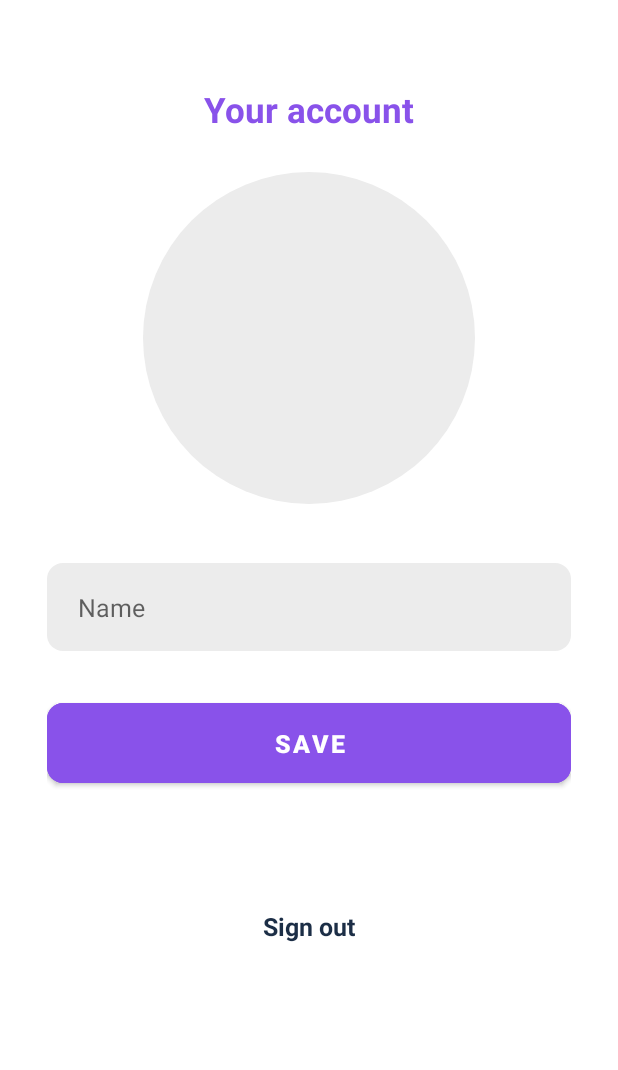
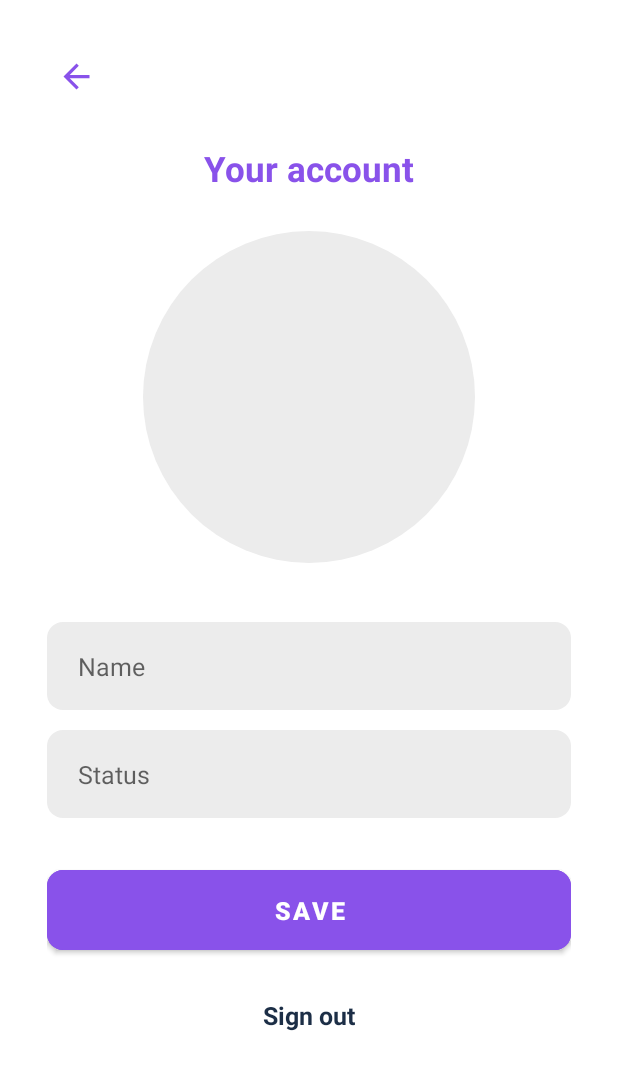
Before and after one commit to MeenakshiKathiresan/lets-chat, an Android app: the ProfileActivity screen opened directly, with no data from a screen before it, on a phone screen of 412 x 824 dp. Shown: the top 1070 px of the screen. Run offline under Robolectric (Android 15) with nearby library versions, the phone set to English and light mode, and no system bars; our stand-ins replace Firebase (no records; nobody signed in at launch, a user with empty details on screens opened directly), sdp/ssp sizes; plain views replace RoundedImageView; 2 statements that could not run were skipped.

Commit message:
status added

```diff
--- a/app/src/main/java/com/example/letschat/activities/ChatActivity.java
+++ b/app/src/main/java/com/example/letschat/activities/ChatActivity.java
@@ -49,8 +49,6 @@ public class ChatActivity extends AppCompatActivity {
         loadReceiverDetails();
         init();
         listenMessages();
-
-
     }
 
     private void init() {
--- a/app/src/main/java/com/example/letschat/activities/ProfileActivity.java
+++ b/app/src/main/java/com/example/letschat/activities/ProfileActivity.java
@@ -48,6 +48,7 @@ public class ProfileActivity extends AppCompatActivity {
         binding.textSignOut.setOnClickListener(v -> signOut());
         binding.imageProfile.setOnClickListener(v -> updateProfilePicture());
         binding.buttonSave.setOnClickListener(v -> saveAndExit());
+        binding.imageBack.setOnClickListener(v -> onBackPressed());
     }
 
     private void showToast(String message){
@@ -91,9 +92,11 @@ public class ProfileActivity extends AppCompatActivity {
 
         preferenceManager.putString(Constants.KEY_NAME, binding.inputName.getText().toString());
         preferenceManager.putString(Constants.KEY_IMAGE, encodedImage);
+        preferenceManager.putString(Constants.KEY_STATUS, binding.status.getText().toString());
 
         user.put(Constants.KEY_NAME, binding.inputName.getText().toString());
         user.put(Constants.KEY_IMAGE, encodedImage);
+        user.put(Constants.KEY_STATUS, binding.status.getText().toString());
 
         database.collection(Constants.KEY_COLLECTION_USERS)
                 .document(preferenceManager.getString(Constants.KEY_USER_ID))
@@ -125,6 +128,7 @@ public class ProfileActivity extends AppCompatActivity {
         binding.imageProfile.setImageBitmap(bitmap);
 
         binding.inputName.setText(preferenceManager.getString(Constants.KEY_NAME));
+        binding.status.setText(preferenceManager.getString(Constants.KEY_STATUS));
     }
 
     private void signOut(){
--- a/app/src/main/java/com/example/letschat/activities/SignInActivity.java
+++ b/app/src/main/java/com/example/letschat/activities/SignInActivity.java
@@ -62,6 +62,7 @@ public class SignInActivity extends AppCompatActivity {
                        preferenceManager.putBoolean(Constants.KEY_IS_SIGNED_IN, true);
                        preferenceManager.putString(Constants.KEY_USER_ID, documentSnapshot.getId());
                        preferenceManager.putString(Constants.KEY_NAME, documentSnapshot.getString(Constants.KEY_NAME));
+                       preferenceManager.putString(Constants.KEY_STATUS, documentSnapshot.getString(Constants.KEY_STATUS));
                        preferenceManager.putString(Constants.KEY_IMAGE, documentSnapshot.getString(Constants.KEY_IMAGE));
 
                        Intent intent = new Intent(getApplicationContext(), MainActivity.class);
--- a/app/src/main/java/com/example/letschat/activities/SignUpActivity.java
+++ b/app/src/main/java/com/example/letschat/activities/SignUpActivity.java
@@ -67,10 +67,13 @@ public class SignUpActivity extends AppCompatActivity {
         loading(true);
         FirebaseFirestore database = FirebaseFirestore.getInstance();
         HashMap<String, Object> user = new HashMap<>();
+
+        String defaultStatus = "Hey there! Let's chat..";
         user.put(Constants.KEY_NAME, binding.inputName.getText().toString());
         user.put(Constants.KEY_EMAIL, binding.inputEmail.getText().toString());
         user.put(Constants.KEY_PASSWORD, binding.inputPassword.getText().toString());
         user.put(Constants.KEY_IMAGE, encodedImage);
+        user.put(Constants.KEY_STATUS, defaultStatus);
         database.collection(Constants.KEY_COLLECTION_USERS).add(user)
                 .addOnSuccessListener(documentReference -> {
                     loading(false);
@@ -78,6 +81,7 @@ public class SignUpActivity extends AppCompatActivity {
                     preferenceManager.putString(Constants.KEY_USER_ID, documentReference.getId());
                     preferenceManager.putString(Constants.KEY_NAME, binding.inputName.getText().toString());
                     preferenceManager.putString(Constants.KEY_IMAGE, encodedImage);
+                    preferenceManager.putString(Constants.KEY_STATUS, defaultStatus);
 
                     Intent intent = new Intent(getApplicationContext(), MainActivity.class);
                     intent.addFlags(Intent.FLAG_ACTIVITY_NEW_TASK | Intent.FLAG_ACTIVITY_CLEAR_TASK);
--- a/app/src/main/java/com/example/letschat/activities/UsersActivity.java
+++ b/app/src/main/java/com/example/letschat/activities/UsersActivity.java
@@ -57,6 +57,7 @@ public class UsersActivity extends AppCompatActivity implements UserListener {
                                 User user = new User();
                                 user.name = queryDocumentSnapshot.getString(Constants.KEY_NAME);
                                 user.email = queryDocumentSnapshot.getString(Constants.KEY_EMAIL);
+                                user.status = queryDocumentSnapshot.getString(Constants.KEY_STATUS);
                                 user.image = queryDocumentSnapshot.getString(Constants.KEY_IMAGE);
                                 user.token = queryDocumentSnapshot.getString(Constants.KEY_FCM_TOKEN);
                                 user.id = queryDocumentSnapshot.getId();
--- a/app/src/main/java/com/example/letschat/adapters/UsersAdapter.java
+++ b/app/src/main/java/com/example/letschat/adapters/UsersAdapter.java
@@ -58,7 +58,7 @@ public class UsersAdapter extends RecyclerView.Adapter<UsersAdapter.UserViewHold
 
         void setUserData(User user){
             binding.textName.setText(user.name);
-            // binding.textEmail.setText(user.email);
+            binding.status.setText(user.status);
             binding.imageProfile.setImageBitmap(getUserImage(user.image));
             binding.getRoot().setOnClickListener(v -> userListener.onUserClicked(user));
         }
--- a/app/src/main/java/com/example/letschat/models/User.java
+++ b/app/src/main/java/com/example/letschat/models/User.java
@@ -3,5 +3,5 @@ package com.example.letschat.models;
 import java.io.Serializable;
 
 public class User implements Serializable {
-    public String name, image, email, token, id;
+    public String name, image, email, token, id, status;
 }
--- a/app/src/main/java/com/example/letschat/utilities/Constants.java
+++ b/app/src/main/java/com/example/letschat/utilities/Constants.java
@@ -9,6 +9,7 @@ public class Constants {
     public static final String KEY_IS_SIGNED_IN = "isSignedIn";
     public static final String KEY_USER_ID = "userId";
     public static final String KEY_IMAGE = "image";
+    public static final String KEY_STATUS = "status";
 
     public static final String KEY_FCM_TOKEN = "fcmToken";
     public static final String KEY_USER = "user";
--- a/app/src/main/res/layout/activity_chat.xml
+++ b/app/src/main/res/layout/activity_chat.xml
@@ -142,7 +142,7 @@
         android:inputType="text"
         android:paddingStart="@dimen/_16sdp"
         android:paddingEnd="@dimen/_16sdp"
-        android:textColor="@color/white"
+        android:textColor="@color/primary_text"
         android:textColorHint="@color/secondary_text"
         app:layout_constraintBottom_toBottomOf="parent"
         app:layout_constraintEnd_toStartOf="@+id/layoutSend"
--- a/app/src/main/res/layout/activity_profile.xml
+++ b/app/src/main/res/layout/activity_profile.xml
@@ -10,11 +10,25 @@
     android:scrollbars="none"
     tools:context=".activities.SignUpActivity">
 
+
+
     <LinearLayout
         android:layout_width="match_parent"
         android:layout_height="wrap_content"
         android:gravity="center_horizontal"
         android:orientation="vertical">
+
+        <androidx.appcompat.widget.AppCompatImageView
+            android:id="@+id/imageBack"
+            android:layout_width="@dimen/_30sdp"
+            android:layout_height="@dimen/_30sdp"
+            android:layout_gravity="left"
+            android:padding="@dimen/_5sdp"
+            android:src="@drawable/ic_back"
+            app:layout_constraintStart_toStartOf="parent"
+            app:layout_constraintTop_toTopOf="parent"
+            app:tint="@color/app_color"/>
+
 
         <TextView
             android:layout_width="wrap_content"
@@ -58,7 +72,21 @@
             android:textColor="@color/primary_text"
             android:textSize="@dimen/_13ssp"
             />
-
+        <EditText
+            android:id="@+id/status"
+            android:layout_width="match_parent"
+            android:layout_height="@dimen/_45sdp"
+            android:layout_marginTop="@dimen/_10sdp"
+            android:background="@drawable/background_input"
+            android:hint="Status"
+            android:imeOptions="actionNext"
+            android:importantForAutofill="no"
+            android:inputType="text"
+            android:paddingStart="@dimen/_16sdp"
+            android:paddingEnd="@dimen/_16sdp"
+            android:textColor="@color/primary_text"
+            android:textSize="@dimen/_13ssp"
+            />
 
 
         <FrameLayout
@@ -94,7 +122,7 @@
             android:id="@+id/textSignOut"
             android:layout_width="wrap_content"
             android:layout_height="wrap_content"
-            android:layout_marginTop="@dimen/_60sdp"
+            android:layout_marginTop="@dimen/_20sdp"
             android:text="Sign out"
             android:textColor="@color/primary"
             android:textSize="@dimen/_13ssp"
--- a/app/src/main/res/layout/activity_users.xml
+++ b/app/src/main/res/layout/activity_users.xml
@@ -15,7 +15,8 @@
         android:layout_marginStart="@dimen/_16sdp"
         android:layout_marginTop="@dimen/_12sdp"
         android:layout_marginLeft="@dimen/_16sdp"
-        android:background="@drawable/background_icon"
+        android:padding="@dimen/_5sdp"
+        android:src="@drawable/ic_back"
         app:layout_constraintStart_toStartOf="parent"
         app:layout_constraintTop_toTopOf="parent"
         app:tint="@color/white"/>
@@ -51,7 +52,6 @@
             android:visibility="gone"
             app:layoutManager="androidx.recyclerview.widget.LinearLayoutManager"/>
 
-
         <ProgressBar
             android:id="@+id/progressBar"
             android:layout_width="@dimen/_25sdp"
--- a/app/src/main/res/layout/item_container_user.xml
+++ b/app/src/main/res/layout/item_container_user.xml
@@ -39,7 +39,7 @@
         />
 
     <TextView
-        android:id="@+id/textEmail"
+        android:id="@+id/status"
         android:layout_width="0dp"
         android:layout_height="wrap_content"
         android:layout_marginStart="@dimen/_8sdp"
@@ -47,7 +47,9 @@
         android:ellipsize="end"
         android:maxLines="1"
         android:textColor="@color/secondary_text"
+        android:paddingTop="@dimen/_18sdp"
         android:textSize="@dimen/_10ssp"
+        app:layout_constraintTop_toBottomOf="@id/textName"
         app:layout_constraintEnd_toEndOf="parent"
         app:layout_constraintStart_toEndOf="@+id/imageProfile"
         app:layout_constraintBottom_toBottomOf="@id/viewSupporter"/>
```
